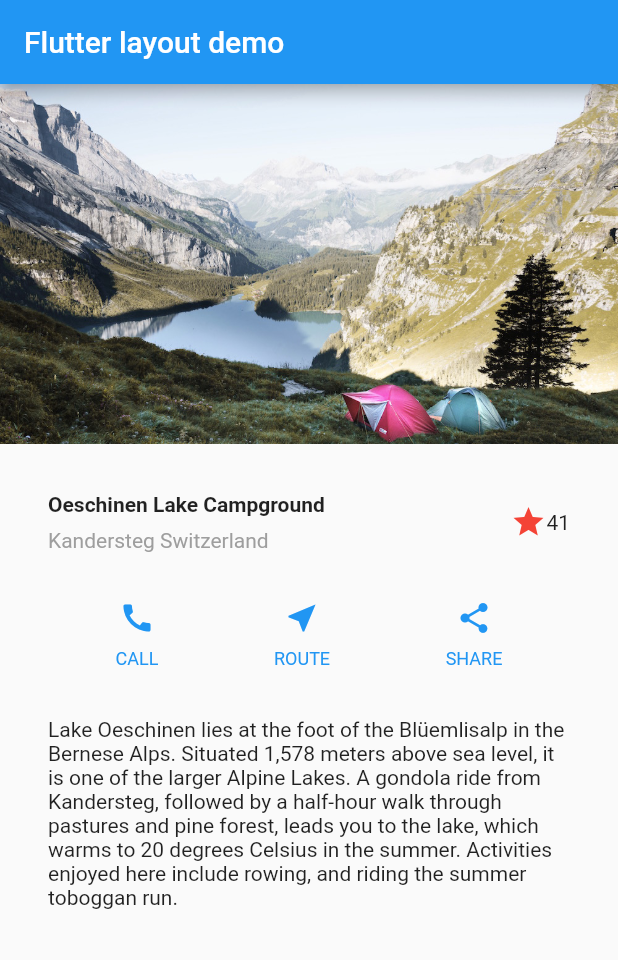
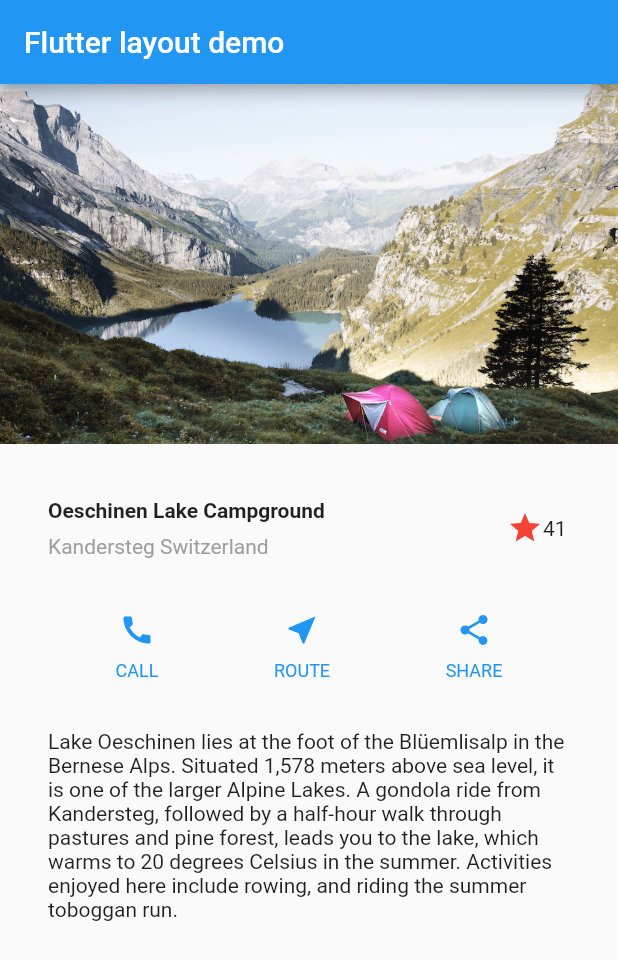
Before and after one commit to Nokokinoko/flutter_tutorial, a Flutter app: the screen it shows after launch, on a phone screen of 412 x 824 dp. Shown: the top 960 px of the screen. Run offline on Flutter 3.47's test engine with Material 2 defaults, Android fonts, the phone set to English and light mode, and no system bars.

Commit message:
format, add TapboxA

```diff
--- a/lib/main.dart
+++ b/lib/main.dart
@@ -31,11 +31,7 @@ class MyApp extends StatelessWidget {
               ],
             ),
           ),
-          Icon(
-            Icons.star,
-            color: Colors.red[500],
-          ),
-          const Text('41'),
+          const FavoriteWidget(),
         ],
       ),
     );
@@ -67,7 +63,9 @@ class MyApp extends StatelessWidget {
     return MaterialApp(
       title: 'Flutter layout demo',
       home: Scaffold(
-        appBar: AppBar(title: const Text('Flutter layout demo'),),
+        appBar: AppBar(
+          title: const Text('Flutter layout demo'),
+        ),
         body: ListView(children: [
           Image.asset(
             'images/lake.jpg',
@@ -104,3 +102,89 @@ class MyApp extends StatelessWidget {
     );
   }
 }
+
+class FavoriteWidget extends StatefulWidget {
+  const FavoriteWidget({super.key});
+
+  @override
+  State<FavoriteWidget> createState() => _FavoriteWidgetState();
+}
+
+class _FavoriteWidgetState extends State<FavoriteWidget> {
+  bool _isFavorited = true;
+  int _favoriteCount = 41;
+
+  @override
+  build(BuildContext context) {
+    return Row(
+      mainAxisSize: MainAxisSize.min,
+      children: [
+        Container(
+          padding: const EdgeInsets.all(0),
+          child: IconButton(
+            padding: const EdgeInsets.all(0),
+            alignment: Alignment.centerRight,
+            icon: (_isFavorited
+                ? const Icon(Icons.star)
+                : const Icon(Icons.star_border)),
+            color: Colors.red[500],
+            onPressed: _toggleFavorite,
+          ),
+        ),
+        SizedBox(
+          width: 18,
+          child: SizedBox(child: Text('$_favoriteCount')),
+        ),
+      ],
+    );
+  }
+
+  void _toggleFavorite() {
+    setState(() {
+      if (_isFavorited) {
+        _favoriteCount -= 1;
+        _isFavorited = false;
+      } else {
+        _favoriteCount += 1;
+        _isFavorited = true;
+      }
+    });
+  }
+}
+
+class TapboxA extends StatefulWidget {
+  const TapboxA({super.key});
+
+  @override
+  State<TapboxA> createState() => _TapboxAState();
+}
+
+class _TapboxAState extends State<TapboxA> {
+  bool _active = false;
+
+  void _handleTap() {
+    setState(() {
+      _active = !_active;
+    });
+  }
+
+  @override
+  Widget build(BuildContext context) {
+    return GestureDetector(
+      onTap: _handleTap,
+      child: Container(
+        width: 200.0,
+        height: 200.0,
+        decoration: BoxDecoration(
+          color: _active ? Colors.lightGreen[700] : Colors.grey[600],
+        ),
+        child: Center(
+          child: Text(
+            _active ? 'Active' : 'Inactive',
+            style: const TextStyle(fontSize: 32.0, color: Colors.white),
+          ),
+        ),
+      ),
+    );
+  }
+}
```
